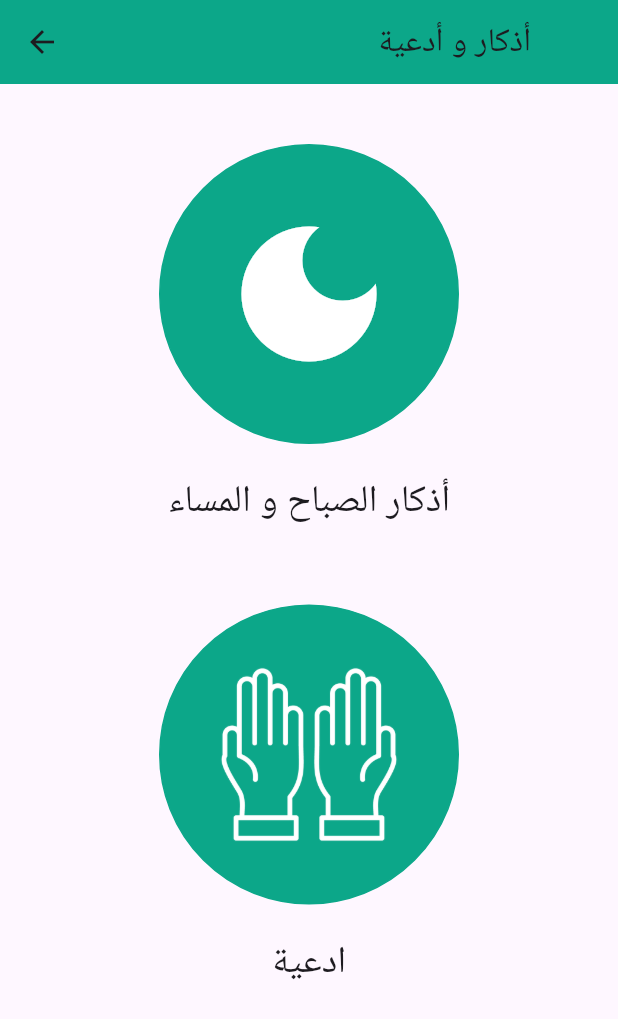
After one commit to batman-2006/islamic_app, a Flutter app: the screen it shows after launch, after a tap on "أذكار و أدعية", on a phone screen of 412 x 824 dp. The commit adds this screen. Shown: the top 1019 px of the screen. Run offline on Flutter 3.47's test engine with Material 3 defaults, Android fonts, the light colour scheme and no system bars; our stand-ins replace audioplayers, curved_navigation_bar, flutter_svg, geolocator, rflutter_alert, timer_count_down; missing offline and left inert: flutter_qiblah.

Commit message:
third upload

```diff
--- /dev/null
+++ b/lib/screens/Azkaar_main.dart
@@ -0,0 +1,98 @@
+import 'package:flutter/material.dart';
+
+class Azkaar_main extends StatefulWidget {
+  const Azkaar_main({super.key});
+
+  @override
+  State<Azkaar_main> createState() => _Azkaar_mainState();
+}
+
+class _Azkaar_mainState extends State<Azkaar_main> {
+  @override
+  Widget build(BuildContext context) {
+    return Scaffold(
+      appBar: AppBar(
+          title: Transform(
+            transform: Matrix4.translationValues(180.0, 0.0, 0.0),
+            child: Text("أذكار و أدعية"),
+          ),
+          backgroundColor: Color.fromRGBO(12, 167, 137, 1)),
+      body: Column(
+        children: [
+          Padding(
+            padding: const EdgeInsets.all(40.0),
+            child: Center(
+                child: Column(
+              children: [
+                Container(
+                  width: 240.0,
+                  height: 200.0,
+                  decoration: BoxDecoration(
+                    border: Border.all(
+                      color: Color.fromRGBO(12, 167, 137, 1),
+                      //width: 2.0,
+                    ),
+                    color: Color.fromRGBO(12, 167, 137, 1),
+                    shape: BoxShape.circle,
+                  ),
+                  child: Padding(
+                    padding: const EdgeInsets.all(1.0),
+                    child: Icon(
+                      Icons.dark_mode,
+                      color: Colors.white,
+                      size: 120.0,
+                    ),
+                  ),
+                ),
+                SizedBox(
+                  height: 20.0,
+                ),
+                Text("أذكار الصباح و المساء",
+                style: TextStyle(
+                  fontSize: 25.0,
+                ),
+                )
+              ],
+            )),
+          ),
+          Padding(
+            padding: const EdgeInsets.all(10.0),
+            child: Center(
+                child: Column(
+                  children: [
+                    Container(
+                      width: 240.0,
+                      height: 200.0,
+                      decoration: BoxDecoration(
+                        border: Border.all(
+                          color: Color.fromRGBO(12, 167, 137, 1),
+                          //width: 2.0,
+                        ),
+                        color: Color.fromRGBO(12, 167, 137, 1),
+                        shape: BoxShape.circle,
+                      ),
+                      child: Padding(
+                        padding: const EdgeInsets.all(25.0),
+                        child: Image(
+                          image: AssetImage("assets/images/icon1.png"),
+                          width: 20.0,
+                        ),
+                      ),
+                    ),
+                    SizedBox(
+                      height: 20.0,
+                    ),
+                    Text("ادعية",
+                      style: TextStyle(
+                        fontSize: 25.0,
+                      ),
+                    )
+                  ],
+                )),
+          ),
+
+        ],
+      ),
+    );
+  }
+}
--- a/lib/screens/home.dart
+++ b/lib/screens/home.dart
@@ -1,6 +1,8 @@
 import 'package:flutter/material.dart';
 import 'package:islamic_app/screens/tasbeeh.dart';
 import 'package:timer_count_down/timer_count_down.dart';
+
+import 'Azkaar_main.dart';
 
 class home extends StatelessWidget {
   int time = 4*3600;
@@ -157,7 +159,13 @@ class home extends StatelessWidget {
               mainAxisAlignment: MainAxisAlignment.spaceEvenly,
               children: [
                 Padding(
-                    padding: const EdgeInsets.all(8.0),
+                    padding: const EdgeInsets.all(5.0),
+                    child: TextButton(
+                      onPressed: (){
+                        Navigator.of(context).push(MaterialPageRoute(builder:
+                            (context)=> Azkaar_main()
+                        ));
+                      },
                       child: Container(
                         width: 150.0,
                         height: 150.0,
@@ -182,6 +190,7 @@ class home extends StatelessWidget {
                                   fontWeight: FontWeight.bold),
                             )
                           ],
+                        ),
                       ),
                     )),
                 Padding(
```
Lines whose indentation alone changed are shown as unchanged.
